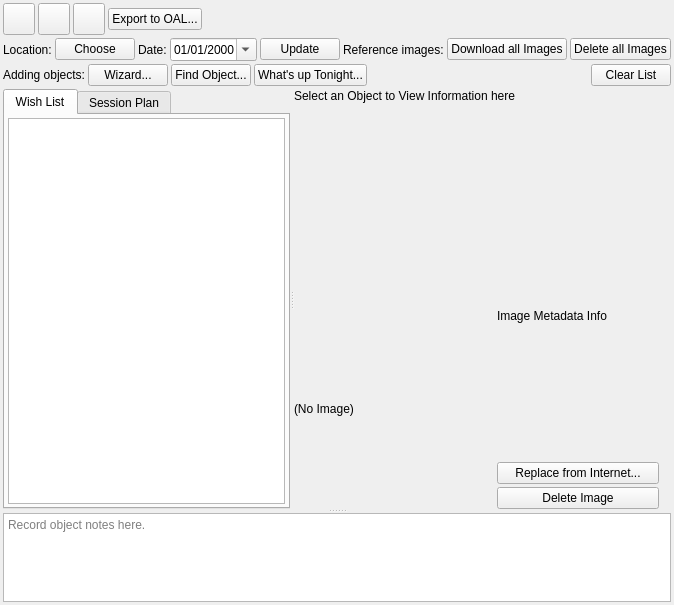
The window that kstars/tools/observinglist.ui (KDE/kstars) describes before a commit, drawn with Qt 5.
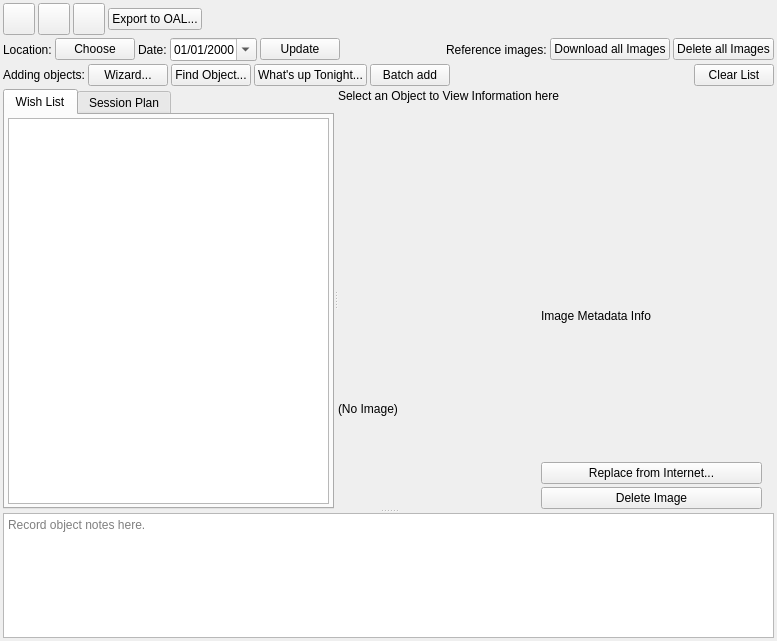
The same window after the commit. Custom widgets are drawn as their Qt base class.

Commit message: "Batch add" option in the Observation Planner

The edit to the form file:
```diff
--- a/kstars/tools/observinglist.ui
+++ b/kstars/tools/observinglist.ui
@@ -6,8 +6,8 @@
    <rect>
     <x>0</x>
     <y>0</y>
-    <width>640</width>
-    <height>605</height>
+    <width>777</width>
+    <height>641</height>
    </rect>
   </property>
   <layout class="QVBoxLayout" name="verticalLayout_2" stretch="0">
@@ -31,7 +31,7 @@
      <property name="orientation">
       <enum>Qt::Vertical</enum>
      </property>
-     <widget class="QWidget" name="">
+     <widget class="QWidget" name="layoutWidget">
       <layout class="QVBoxLayout" name="topLayout">
        <property name="spacing">
         <number>3</number>
@@ -349,6 +349,13 @@
            </property>
           </widget>
          </item>
+         <item>
+          <widget class="QPushButton" name="batchAddButton">
+           <property name="text">
+            <string>Batch add</string>
+           </property>
+          </widget>
+         </item>
          <item>
           <spacer name="horizontalSpacer_5">
            <property name="orientation">
@@ -524,7 +531,7 @@
            </layout>
           </widget>
          </widget>
-         <widget class="QWidget" name="">
+         <widget class="QWidget" name="layoutWidget">
           <layout class="QVBoxLayout" name="objectInfoLayout">
            <property name="spacing">
             <number>3</number>
```
The commit also changes 6 other files.
